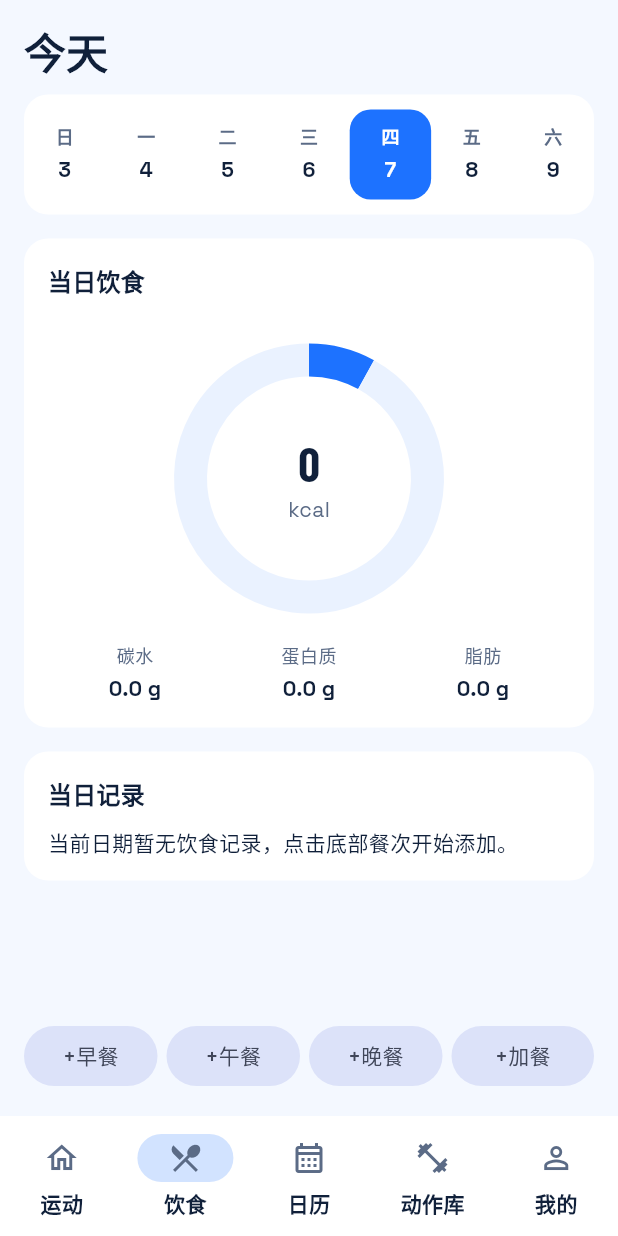
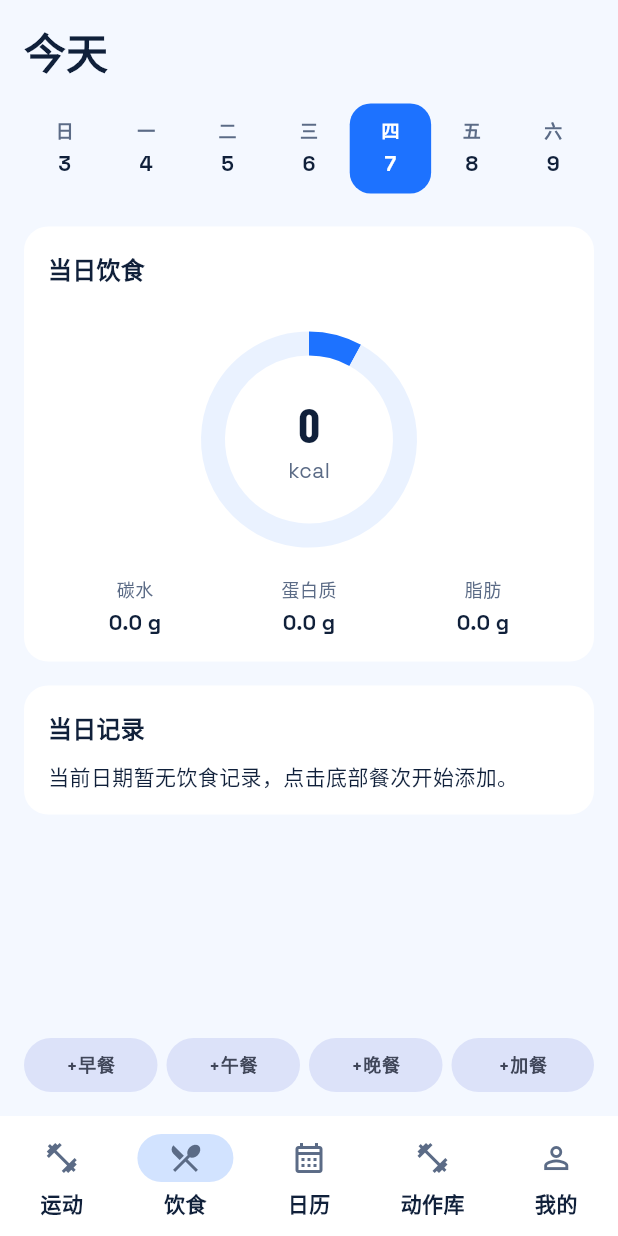
Before and after one commit to wuzhan-hua/FitnessApp, a Flutter app: the screen it shows once a user with an empty profile is signed in, item 2 of the bottom bar chosen, on a phone screen of 412 x 824 dp. Run offline on Flutter 3.47's test engine with Material 3 defaults, Android fonts, the phone set to English and light mode, and no system bars; drawn by our look-alikes of fl_chart; our stand-ins replace flutter_riverpod, image_picker, shared_preferences, supabase_flutter; accounts and stored records are empty; network calls fail; statements that could not run were skipped.

Commit message:
现在效果包括：底部“运动”tab 改成哑铃图标；饮食页底部四个按钮缩小并避免换行；顶部周历去掉整块白底且只保留当前选中日期高亮；当日饮食圆环缩小。食物库里新增了“全部”分类并默认选中，搜索支持跨分类；食物详情弹窗加入了碳水/蛋白质/脂肪彩色圆点，输入框默认聚焦并弹出键盘；已选栏改成纯展示列表，点击条目会继续用弹窗修改克数，删除按钮保留。

```diff
--- a/lib/presentation/pages/diet_page.dart
+++ b/lib/presentation/pages/diet_page.dart
@@ -48,7 +48,6 @@ class DietPage extends ConsumerWidget {
   Widget build(BuildContext context, WidgetRef ref) {
     final selectedDate = ref.watch(selectedDietDateProvider);
     final summaryAsync = ref.watch(dailyDietSummaryProvider(selectedDate));
-    final colors = AppColors.of(context);
     final weekDays = _weekDays(selectedDate);
 
     return Scaffold(
@@ -77,7 +76,21 @@ class DietPage extends ConsumerWidget {
                         ),
                       );
                     },
-                    child: Text('+${mealType.label}'),
+                    style: FilledButton.styleFrom(
+                      minimumSize: const Size(0, 40),
+                      padding: const EdgeInsets.symmetric(horizontal: 8),
+                      tapTargetSize: MaterialTapTargetSize.shrinkWrap,
+                      visualDensity: const VisualDensity(
+                        horizontal: -1,
+                        vertical: -1,
+                      ),
+                      textStyle: Theme.of(context).textTheme.bodySmall
+                          ?.copyWith(fontWeight: FontWeight.w700),
+                    ),
+                    child: FittedBox(
+                      fit: BoxFit.scaleDown,
+                      child: Text('+${mealType.label}', maxLines: 1),
+                    ),
                   ),
                 ),
               ),
@@ -99,20 +112,18 @@ class DietPage extends ConsumerWidget {
                 ),
               ),
               const SizedBox(height: AppSpacing.sm),
-              Container(
-                padding: const EdgeInsets.symmetric(vertical: AppSpacing.sm),
-                decoration: BoxDecoration(
-                  color: colors.panel,
-                  borderRadius: AppRadius.card,
-                ),
+              Padding(
+                padding: const EdgeInsets.symmetric(vertical: AppSpacing.xs),
                 child: Row(
                   children: [
                     for (var index = 0; index < weekDays.length; index++)
                       Expanded(
                         child: _WeekDayChip(
                           date: weekDays[index],
-                          isSelected:
-                              DateUtils.isSameDay(weekDays[index], selectedDate),
+                          isSelected: DateUtils.isSameDay(
+                            weekDays[index],
+                            selectedDate,
+                          ),
                           weekLabel: const ['日', '一', '二', '三', '四', '五', '六'],
                           onTap: () {
                             ref.read(selectedDietDateProvider.notifier).state =
@@ -145,7 +156,8 @@ class DietPage extends ConsumerWidget {
                             SectionCard(
                               title: mealType.label,
                               child: _MealRecordList(
-                                records: summary.mealGroups[mealType] ?? const [],
+                                records:
+                                    summary.mealGroups[mealType] ?? const [],
                               ),
                             ),
                       ],
@@ -193,7 +205,9 @@ class _WeekDayChip extends StatelessWidget {
             Text(
               weekLabel[weekdayIndex],
               style: Theme.of(context).textTheme.bodySmall?.copyWith(
-                color: isSelected ? Colors.white : AppColors.of(context).textMuted,
+                color: isSelected
+                    ? Colors.white
+                    : AppColors.of(context).textMuted,
                 fontWeight: FontWeight.w600,
               ),
             ),
@@ -201,7 +215,9 @@ class _WeekDayChip extends StatelessWidget {
             Text(
               '${date.day}',
               style: Theme.of(context).textTheme.titleSmall?.copyWith(
-                color: isSelected ? Colors.white : AppColors.of(context).textPrimary,
+                color: isSelected
+                    ? Colors.white
+                    : AppColors.of(context).textPrimary,
                 fontWeight: FontWeight.w700,
               ),
             ),
@@ -226,7 +242,7 @@ class _DietSummaryRing extends StatelessWidget {
     return Column(
       children: [
         SizedBox(
-          height: 220,
+          height: 184,
           child: Stack(
             alignment: Alignment.center,
             children: [
@@ -234,18 +250,18 @@ class _DietSummaryRing extends StatelessWidget {
                 PieChartData(
                   startDegreeOffset: -90,
                   sectionsSpace: 0,
-                  centerSpaceRadius: 68,
+                  centerSpaceRadius: 56,
                   sections: [
                     PieChartSectionData(
                       value: progress,
                       color: colors.accent,
-                      radius: 22,
+                      radius: 16,
                       showTitle: false,
                     ),
                     PieChartSectionData(
                       value: 1 - progress,
                       color: colors.panelAlt,
-                      radius: 22,
+                      radius: 16,
                       showTitle: false,
                     ),
                   ],
@@ -262,9 +278,9 @@ class _DietSummaryRing extends StatelessWidget {
                   ),
                   Text(
                     'kcal',
-                    style: Theme.of(context).textTheme.bodyMedium?.copyWith(
-                      color: colors.textMuted,
-                    ),
+                    style: Theme.of(
+                      context,
+                    ).textTheme.bodyMedium?.copyWith(color: colors.textMuted),
                   ),
                 ],
               ),
--- a/lib/presentation/shell/main_shell.dart
+++ b/lib/presentation/shell/main_shell.dart
@@ -49,8 +49,8 @@ class _MainShellState extends ConsumerState<MainShell> {
         onDestinationSelected: (value) => setState(() => _currentIndex = value),
         destinations: const [
           NavigationDestination(
-            icon: Icon(Icons.home_outlined),
-            selectedIcon: Icon(Icons.home),
+            icon: Icon(Icons.fitness_center_outlined),
+            selectedIcon: Icon(Icons.fitness_center),
             label: '运动',
           ),
           NavigationDestination(
```
Also changed, not shown: lib/data/services/food_library_service.dart (+6 -2 lines), lib/presentation/pages/food_library_page.dart (+130 -59 lines).
